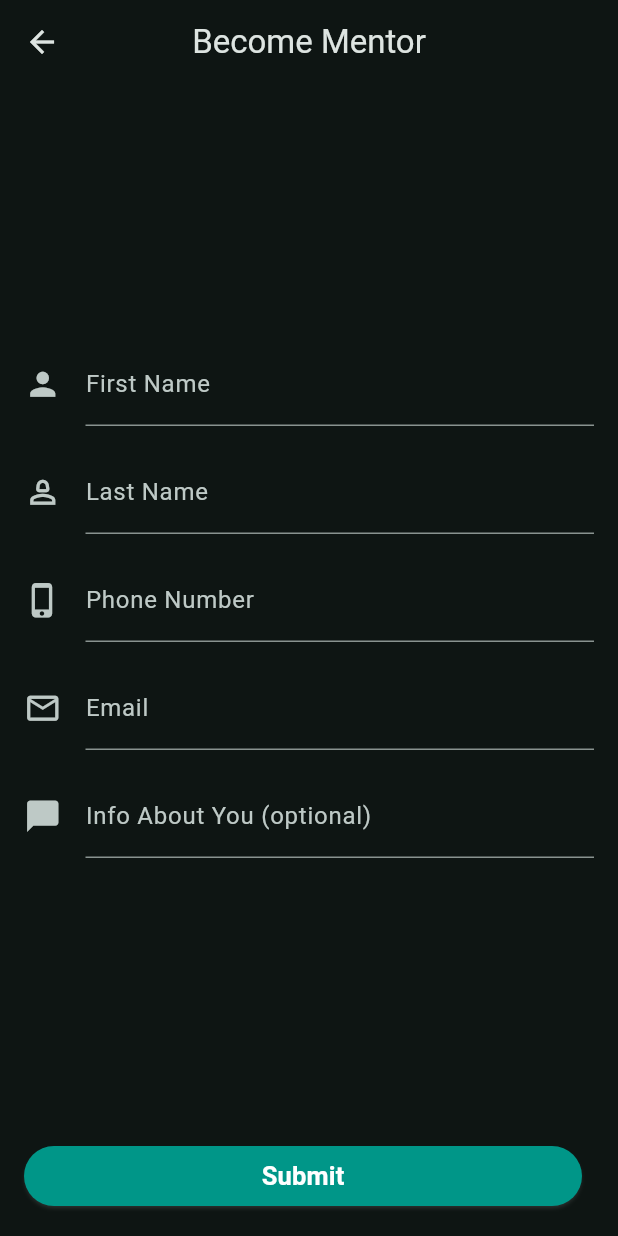
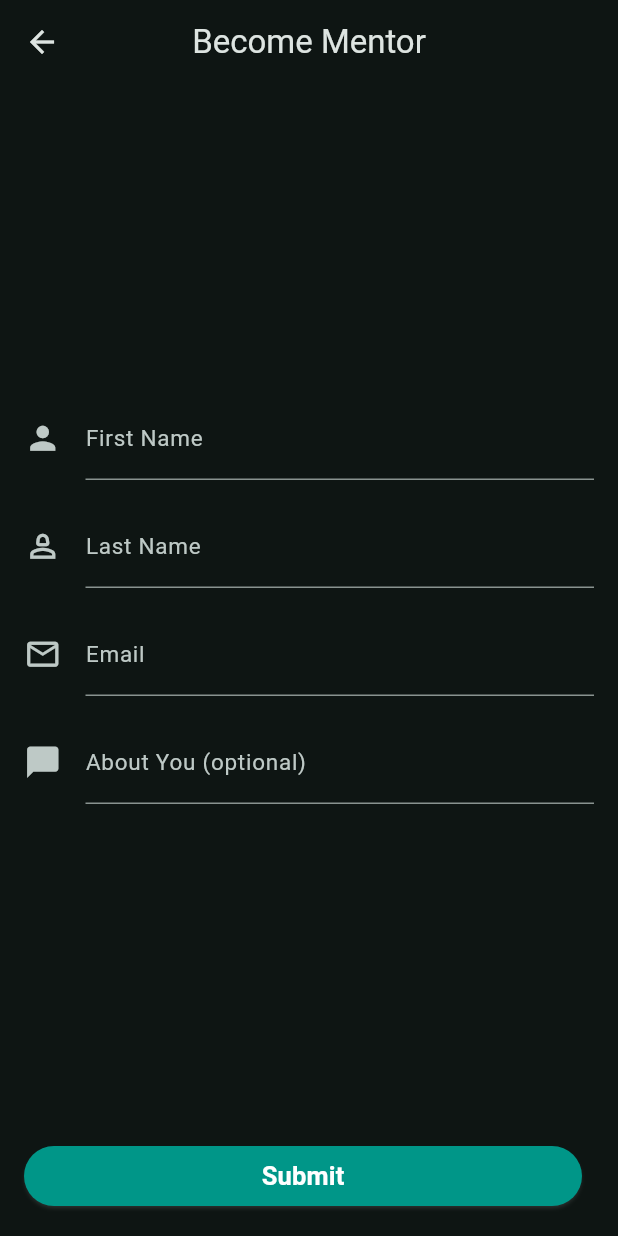
Before and after one commit to JadyMcIntyre/god_sufficient, a Flutter app: the screen it shows after launch, after a tap on "Login", after a tap on "Become", on a phone screen of 412 x 824 dp. Run offline on Flutter 3.47's test engine with Material 3 defaults, Android fonts, the phone set to English and light mode, and no system bars; our stand-ins replace dio, get, google_fonts, kiwi; project files that could hold a hidden picture were left out.

Commit message:
small fixes
used body style.

added new text style.

removed number from become mentor.

added hint for about you field.

updated get to, to use lambda

used autofill hint on login fields

```diff
--- a/gs_flutter/lib/config/theme/gs_theme_data.dart
+++ b/gs_flutter/lib/config/theme/gs_theme_data.dart
@@ -8,7 +8,32 @@ class GSColors {
 }
 
 class GSText {
-  static TextStyle title = GoogleFonts.roboto(textStyle: const TextStyle(fontWeight: FontWeight.w700, fontSize: 20));
-  static TextStyle body = GoogleFonts.roboto(textStyle: const TextStyle(fontWeight: FontWeight.w400, fontSize: 15));
-  static TextStyle button = GoogleFonts.roboto(textStyle: const TextStyle(fontWeight: FontWeight.w600, fontSize: 17));
+  static TextStyle title = GoogleFonts.roboto(
+    textStyle: const TextStyle(
+      fontWeight: FontWeight.w700,
+      fontSize: 20,
+    ),
+  );
+
+  static TextStyle body = GoogleFonts.roboto(
+    textStyle: const TextStyle(
+      fontWeight: FontWeight.w400,
+      fontSize: 15,
+    ),
+  );
+
+  static TextStyle bodySubtle = GoogleFonts.roboto(
+    textStyle: const TextStyle(
+      fontWeight: FontWeight.w400,
+      fontSize: 15,
+      fontStyle: FontStyle.italic,
+    ),
+  );
+
+  static TextStyle button = GoogleFonts.roboto(
+    textStyle: const TextStyle(
+      fontWeight: FontWeight.w600,
+      fontSize: 17,
+    ),
+  );
 }
--- a/gs_flutter/lib/core/widgets/gs_form.dart
+++ b/gs_flutter/lib/core/widgets/gs_form.dart
@@ -1,4 +1,5 @@
 import 'package:flutter/material.dart';
+import 'package:god_sufficient/config/theme/gs_theme_data.dart';
 
 class GSForm extends StatelessWidget {
   final String label;
@@ -20,8 +21,9 @@ class GSForm extends StatelessWidget {
           iconPath,
           size: 25,
         ),
-        label: Text(label),
+        label: Text(label, style: GSText.body),
         hintText: hint,
+        hintStyle: GSText.bodySubtle,
       ),
     );
   }
--- a/gs_flutter/lib/features/help/mentor/become_mentor/presentation/views/become_mentor_view.dart
+++ b/gs_flutter/lib/features/help/mentor/become_mentor/presentation/views/become_mentor_view.dart
@@ -35,14 +35,9 @@ class BecomeMentorView extends GetView<BecomeMentorController> {
                     iconPath: Icons.person_2_outlined,
                   ),
                 ),
-                GSForm(
-                  label: 'Phone Number',
-                  hint: '123 456 78',
-                  iconPath: Icons.phone_iphone_outlined,
-                ),
                 Padding(
-                  padding: EdgeInsets.symmetric(
-                    vertical: 16,
+                  padding: EdgeInsets.only(
+                    bottom: 16,
                   ),
                   child: GSForm(
                     label: 'Email',
@@ -51,8 +46,8 @@ class BecomeMentorView extends GetView<BecomeMentorController> {
                   ),
                 ),
                 GSForm(
-                  label: 'Info About You (optional)',
-                  hint: '',
+                  label: 'About You (optional)',
+                  hint: 'Any additional info you\'d like to tell us.',
                   iconPath: Icons.chat_bubble,
                 ),
               ],
--- a/gs_flutter/lib/features/help/mentor/find_mentor/presentation/controllers/find_mentor_controller.dart
+++ b/gs_flutter/lib/features/help/mentor/find_mentor/presentation/controllers/find_mentor_controller.dart
@@ -20,7 +20,7 @@ class FindMentorController extends GetxController {
 
   void onTap(int index) {
     Get.to(
-      SelectedMentor(
+      () => SelectedMentor(
         name: mentors[index].name,
         expertise: mentors[index].expertise,
       ),
--- a/gs_flutter/lib/features/login/presentation/views/login_view.dart
+++ b/gs_flutter/lib/features/login/presentation/views/login_view.dart
@@ -23,12 +23,12 @@ class LoginView extends GetView<LoginController> {
             children: [
               GSForm(
                 label: 'Email',
-                hint: 'johndoe@gmail.com',
+                hint: AutofillHints.email,
                 iconPath: Icons.mail,
               ),
               GSForm(
                 label: 'Password',
-                hint: '',
+                hint: AutofillHints.password,
                 iconPath: Icons.lock,
               ),
             ],
```
